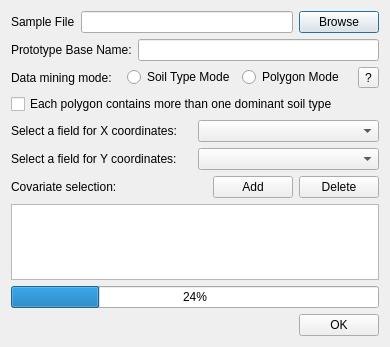
Old version of the form addprototypebase.ui in the repository lreis2415/iSoLIM.
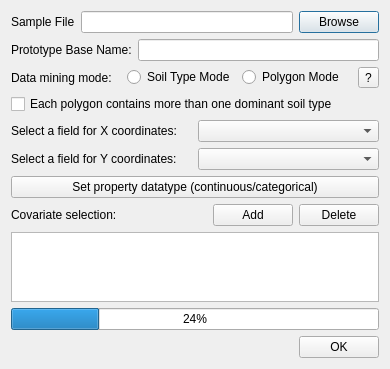
New version of the form.

Commit message: display optimization, support reading categorical property from samples

```diff
--- a/addprototypebase.ui
+++ b/addprototypebase.ui
@@ -116,6 +116,13 @@
      </item>
     </layout>
    </item>
+   <item>
+    <widget class="QPushButton" name="PropType_btn">
+     <property name="text">
+      <string>Set property datatype (continuous/categorical)</string>
+     </property>
+    </widget>
+   </item>
    <item>
     <layout class="QHBoxLayout" name="horizontalLayout_5">
      <item>
```
The commit also changes 23 other files.
